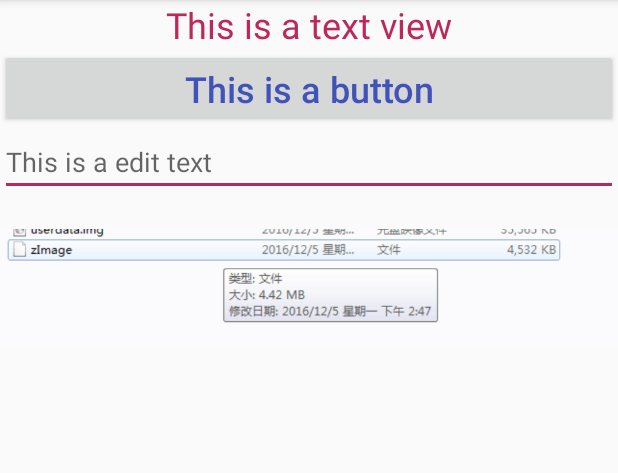
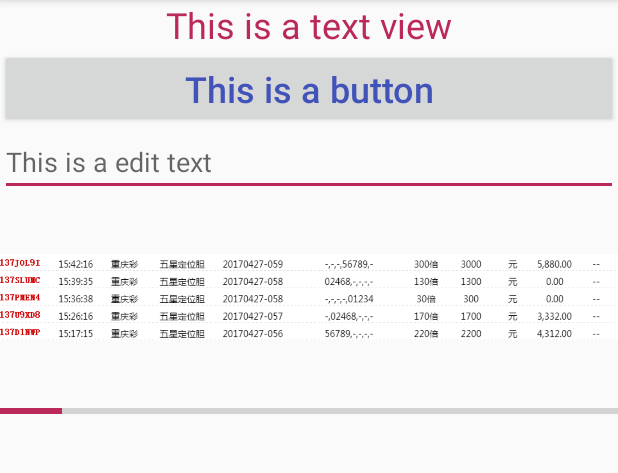
Before and after one commit to Kajon2018/UIWidgetTest, an Android app: the screen it shows after launch (MainActivity), after a tap on "This is a button", on a phone screen of 412 x 824 dp, the part 84-557 px from its top. Run offline under Robolectric (Android 15) with nearby library versions, the phone set to English and light mode, and no system bars.

Commit message:
ProgressBar

```diff
--- a/app/src/main/java/com/maidi/uiwidgettest/MainActivity.java
+++ b/app/src/main/java/com/maidi/uiwidgettest/MainActivity.java
@@ -21,6 +21,7 @@ public class MainActivity extends AppCompatActivity {
         Button button = (Button) findViewById(R.id.button);
         final EditText editText = (EditText) findViewById(R.id.edit_text);
         final ImageView imageView = (ImageView) findViewById(R.id.image_view);
+        final ProgressBar progressBar =(ProgressBar)findViewById(R.id.progress_bar);
 
         button.setOnClickListener(new View.OnClickListener() {
             @Override
@@ -62,8 +63,19 @@ public class MainActivity extends AppCompatActivity {
                         /*****ProgressDialog end *****/
 
                         /**************ImageView begin******************/
-                        imageView.setImageResource(R.drawable.image2);
+                       /* imageView.setImageResource(R.drawable.image2);*/
                         /**************ImageView end******************/
+
+                        /*****************ProgressBar begin***************************/
+                            /*if(progressBar.getVisibility()==View.GONE){
+                                progressBar.setVisibility(View.VISIBLE);
+                            }else {
+                                progressBar.setVisibility(View.GONE);
+                            }*/
+                            int progress = progressBar.getProgress();
+                            progress = progress + 10;
+                            progressBar.setProgress(progress);
+                        /******************ProgressBar end**************************/
                         break;
                     default:
                         break;
--- a/app/src/main/res/layout/activity_main.xml
+++ b/app/src/main/res/layout/activity_main.xml
@@ -36,4 +36,11 @@
         android:layout_height="wrap_content"
         android:id="@+id/image_view"
         android:src="@drawable/image1" />
+
+    <ProgressBar
+        android:layout_width="match_parent"
+        android:layout_height="wrap_content"
+        android:id="@+id/progress_bar"
+        style="?android:attr/progressBarStyleHorizontal"
+        android:max="100"/>
 </LinearLayout>
```
